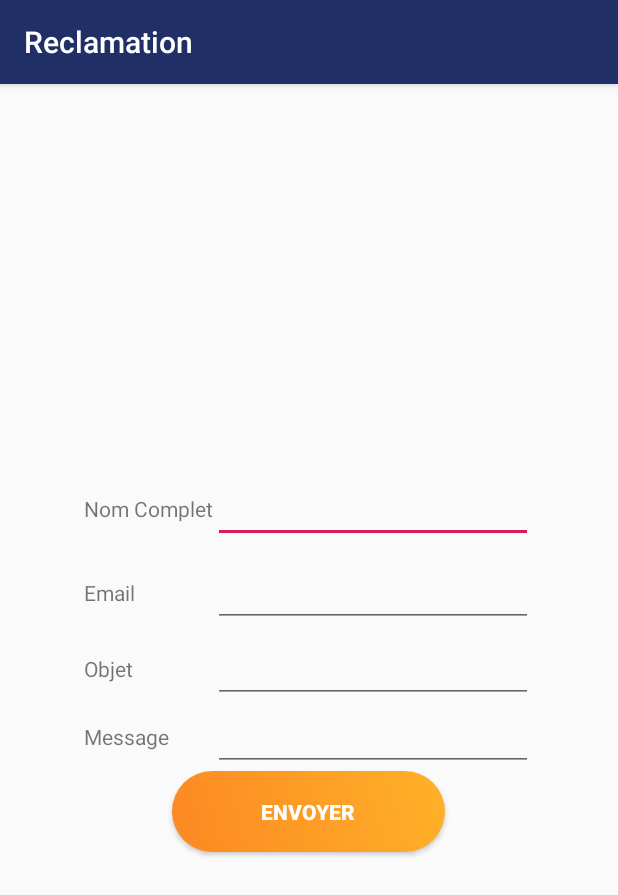
After one commit to dev-hb/wesselni_mobile, an Android app: the ComplaintsActivity screen opened directly, with no data from a screen before it, on a phone screen of 412 x 824 dp. The commit adds this screen. Shown: the top 895 px of the screen. Run offline under Robolectric (Android 15) with nearby library versions, the phone set to English and light mode, and no system bars; network calls fail.

Commit message:
fixed add request date,time and test input add complaints activity and link with home

```diff
--- /dev/null
+++ b/app/src/main/java/com/devcrawlers/wesselni/ComplaintsActivity.java
@@ -0,0 +1,115 @@
+package com.devcrawlers.wesselni;
+
+import android.content.Context;
+import android.content.Intent;
+import android.content.SharedPreferences;
+import android.os.Bundle;
+import android.util.Log;
+import android.view.View;
+import android.widget.Button;
+import android.widget.EditText;
+import android.widget.Toast;
+import androidx.fragment.app.FragmentTransaction;
+import com.devcrawlers.wesselni.connection.DataConnection;
+import com.devcrawlers.wesselni.connection.Provider;
+import com.devcrawlers.wesselni.entities.City;
+import androidx.appcompat.app.AppCompatActivity;
+import androidx.appcompat.widget.Toolbar;
+
+import java.text.ParseException;
+import java.text.SimpleDateFormat;
+import java.util.Date;
+
+public class ComplaintsActivity extends AppCompatActivity {
+    private EditText fullName,email,subject,message;
+    private Button submet;
+    @Override
+    protected void onCreate(Bundle savedInstanceState) {
+        super.onCreate(savedInstanceState);
+        setContentView(R.layout.activity_complaints);
+        Toolbar toolbar = findViewById(R.id.toolbar);
+        setSupportActionBar(toolbar);
+        fullName=findViewById(R.id.ComplaintFullName);
+        email=findViewById(R.id.ComplaintEmail);
+        subject=findViewById(R.id.ComplaintSubject);
+        message=findViewById(R.id.ComplaintMessage);
+        submet=findViewById(R.id.buttonAddComplaint);
+        submet.setOnClickListener(new View.OnClickListener() {
+            @Override
+            public void onClick(View v) {
+                addComplaint();
+            }
+        });
+//        FloatingActionButton fab = findViewById(R.id.fab);
+//        fab.setOnClickListener(new View.OnClickListener() {
+//            @Override
+//            public void onClick(View view) {
+//                Snackbar.make(view, "Replace with your own action", Snackbar.LENGTH_LONG)
+//                        .setAction("Action", null).show();
+//            }
+//        });
+
+
+    }
+    public void addComplaint(){
+
+
+
+        if (fullName.getText().toString().isEmpty()) {
+            fullName.setError("Votre Nome Complet");
+            return;
+        }
+        if (email.getText().toString().isEmpty()) {
+            email.setError("Votre Email");
+            return;
+        }
+        if (subject.getText().toString().isEmpty()) {
+            subject.setError("Objet de Reclamation");
+            return;
+        }
+
+        if (message.getText().toString().isEmpty()) {
+            message.setError("Message de Reclamation");
+            return;
+        }
+
+
+        DataConnection dataConnection=new DataConnection(ComplaintsActivity.this, Provider.url,Provider.complaintsSubUrl,DataConnection.Method.POST) {
+            @Override
+            public void before() {
+
+            }
+
+            @Override
+            public void after() {
+
+            }
+
+            @Override
+            public void onFinish(String reponse) {
+                Log.wtf("respance",reponse);
+                Toast.makeText(ComplaintsActivity.this,"Votre Reclamation Envoyer",Toast.LENGTH_LONG).show();
+
+                Intent it=new Intent(ComplaintsActivity.this, MainActivity.class);
+                startActivity(it);
+            }
+
+            @Override
+            public void onError(String error) {
+                Log.wtf("rs",error);
+            }
+        };
+
+
+        dataConnection.addParams("email",email.getText().toString())
+                .addParams("fullName",fullName.getText().toString())
+                .addParams("subject",subject.getText().toString())
+                .addParams("message",message.getText().toString());
+        SharedPreferences sharedPref = ComplaintsActivity.this.getSharedPreferences("tokenRef", Context.MODE_PRIVATE);
+        String token = sharedPref.getString("token", "kdk");
+        dataConnection.addAppHearder("Authorization", "Bearer " + token);
+        dataConnection.startConnection();
+
+    }
+
+}
--- a/app/src/main/java/com/devcrawlers/wesselni/connection/Provider.java
+++ b/app/src/main/java/com/devcrawlers/wesselni/connection/Provider.java
@@ -1,12 +1,13 @@
 package com.devcrawlers.wesselni.connection;
 
 public interface Provider {
-    public String publicUrl="http://192.168.1.20:99/uploads/files/";
-    public String url="http://192.168.1.20:99/api/";
+    public String publicUrl="http://192.168.1.7:8000/uploads/files/";
+    public String url="http://192.168.1.7:8000/api/";
     public String offerSubUrl="offers";
     public String requestSubUrl="request";
     public String profileUrl="user";
     public String usersSubUrl="users/";
     public String citysSubUrl="cities";
+    public String complaintsSubUrl="complaints";
 
 }
--- /dev/null
+++ b/app/src/main/res/layout/activity_complaints.xml
@@ -0,0 +1,34 @@
+<?xml version="1.0" encoding="utf-8"?>
+<androidx.coordinatorlayout.widget.CoordinatorLayout
+        xmlns:android="http://schemas.android.com/apk/res/android"
+        xmlns:app="http://schemas.android.com/apk/res-auto"
+        xmlns:tools="http://schemas.android.com/tools"
+        android:layout_width="match_parent"
+        android:layout_height="match_parent"
+        tools:context=".ComplaintsActivity">
+
+    <com.google.android.material.appbar.AppBarLayout
+            android:layout_height="wrap_content"
+            android:layout_width="match_parent"
+            android:theme="@style/AppTheme.AppBarOverlay">
+
+        <androidx.appcompat.widget.Toolbar
+                android:id="@+id/toolbar"
+                android:layout_width="match_parent"
+                android:layout_height="?attr/actionBarSize"
+                android:background="?attr/colorPrimary"
+                app:popupTheme="@style/AppTheme.PopupOverlay"/>
+
+    </com.google.android.material.appbar.AppBarLayout>
+
+    <include layout="@layout/content_complaints"/>
+
+<!--    <com.google.android.material.floatingactionbutton.FloatingActionButton-->
+<!--            android:id="@+id/fab"-->
+<!--            android:layout_width="wrap_content"-->
+<!--            android:layout_height="wrap_content"-->
+<!--            android:layout_gravity="bottom|end"-->
+<!--            android:layout_margin="@dimen/fab_margin"-->
+<!--            app:srcCompat="@android:drawable/ic_dialog_email"/>-->
+
+</androidx.coordinatorlayout.widget.CoordinatorLayout>
--- /dev/null
+++ b/app/src/main/res/layout/content_complaints.xml
@@ -0,0 +1,108 @@
+<?xml version="1.0" encoding="utf-8"?>
+<androidx.constraintlayout.widget.ConstraintLayout
+        xmlns:android="http://schemas.android.com/apk/res/android"
+        xmlns:app="http://schemas.android.com/apk/res-auto"
+        android:layout_width="match_parent"
+        android:layout_height="match_parent"
+        app:layout_behavior="@string/appbar_scrolling_view_behavior">
+
+    <LinearLayout
+            android:layout_width="match_parent"
+            android:layout_height="match_parent"
+            android:orientation="vertical"
+            android:gravity="center"
+    >
+
+        <TableLayout
+                android:layout_width="match_parent"
+                android:layout_height="wrap_content"
+                android:gravity="center">
+
+
+            <TableRow
+                    android:layout_width="match_parent"
+                    android:layout_height="match_parent"
+                    android:gravity="center"
+                    android:padding="5dp">
+
+                <TextView
+                        android:id="@+id/textView8"
+                        android:layout_width="wrap_content"
+                        android:layout_height="wrap_content"
+                        android:text="Nom Complet" />
+
+                <EditText
+                        android:id="@+id/ComplaintFullName"
+                        android:layout_width="match_parent"
+                        android:layout_height="wrap_content"
+                        android:inputType="text"/>
+            </TableRow>
+
+            <TableRow
+                    android:layout_width="match_parent"
+                    android:layout_height="match_parent"
+                    android:gravity="center"
+                    android:padding="5dp">
+
+                <TextView
+                        android:id="@+id/distination"
+                        android:layout_width="match_parent"
+                        android:layout_height="wrap_content"
+                        android:text="Email" />
+
+                <EditText
+                        android:id="@+id/ComplaintEmail"
+                        android:layout_width="match_parent"
+                        android:layout_height="wrap_content"
+                        android:inputType="textEmailAddress"/>
+            </TableRow>
+
+            <TableRow
+                    android:layout_width="match_parent"
+                    android:layout_height="match_parent"
+                    android:gravity="center">
+
+                <TextView
+                        android:id="@+id/textView10"
+                        android:layout_width="match_parent"
+                        android:layout_height="wrap_content"
+                        android:text="Objet" />
+
+                <EditText
+                        android:id="@+id/ComplaintSubject"
+                        android:layout_width="wrap_content"
+                        android:layout_height="wrap_content"
+                        android:ems="10"
+                        android:inputType="textEmailSubject"/>
+            </TableRow>
+
+            <TableRow
+                    android:layout_width="match_parent"
+                    android:layout_height="match_parent"
+                    android:gravity="center">
+
+                <TextView
+                        android:id="@+id/textView9"
+                        android:layout_width="match_parent"
+                        android:layout_height="wrap_content"
+                        android:text="Message" />
+
+                <EditText
+                        android:id="@+id/ComplaintMessage"
+                        android:layout_width="wrap_content"
+                        android:layout_height="wrap_content"
+                        android:ems="10"
+                        android:inputType="textMultiLine"/>
+            </TableRow>
+
+        </TableLayout>
+
+        <Button
+                android:layout_gravity="center"
+                android:id="@+id/buttonAddComplaint"
+                style="@style/loginButton"
+                android:layout_width="wrap_content"
+                android:layout_height="wrap_content"
+                android:text="Envoyer" />
+    </LinearLayout>
+</androidx.constraintlayout.widget.ConstraintLayout>
--- a/app/src/main/res/layout/fragment_the_real_home.xml
+++ b/app/src/main/res/layout/fragment_the_real_home.xml
@@ -117,7 +117,7 @@
                         android:layout_width="match_parent"
                         android:layout_height="match_parent"
                         android:padding="16dp"
-                    android:gravity="center">
+                        android:gravity="center" android:id="@+id/liner_complaint">
                     <ImageView
                             android:src="@drawable/bug"
                             android:layout_width="80dp"
--- a/app/src/main/res/values/strings.xml
+++ b/app/src/main/res/values/strings.xml
@@ -31,4 +31,6 @@
         <item>Passager</item>
     </string-array>
     <string name="title_activity_main">MainActivity</string>
+    <string name="title_activity_complaints">Reclamation</string>
+
 </resources>
```
Also changed, not shown: app/src/main/AndroidManifest.xml (+15 -9 lines), app/src/main/java/com/devcrawlers/wesselni/AddRequestFragment.java (+121 -9 lines), app/src/main/java/com/devcrawlers/wesselni/TheRealHomeFragment.java (+14 -1 lines). Lines whose indentation alone changed are shown as unchanged.
